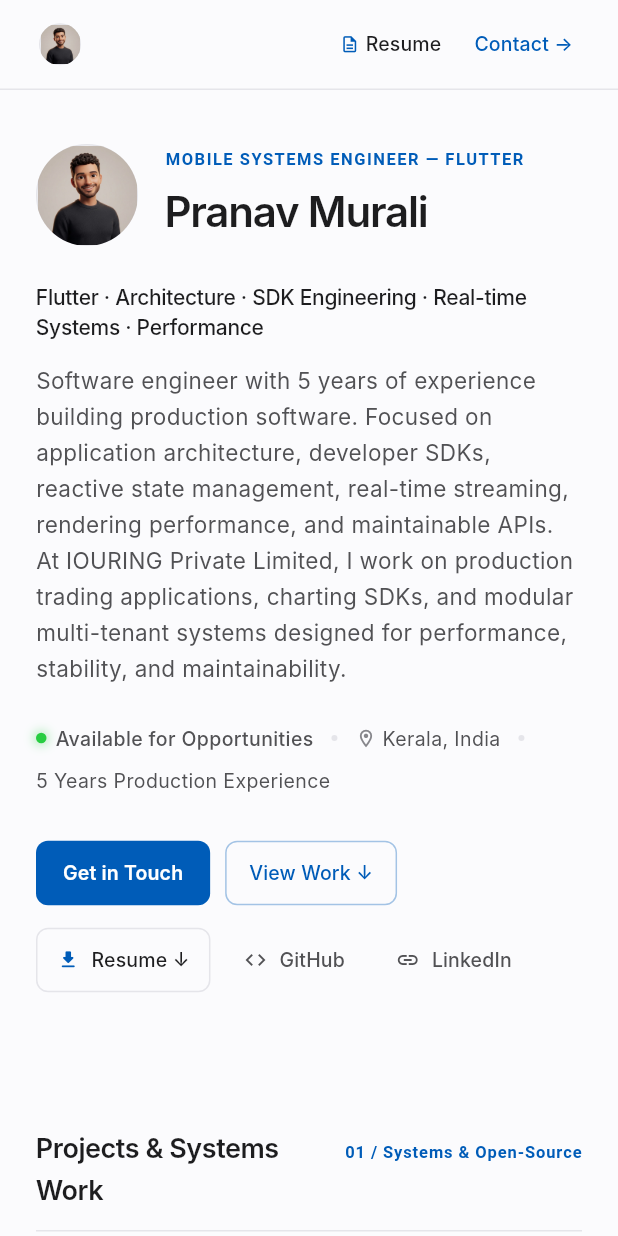
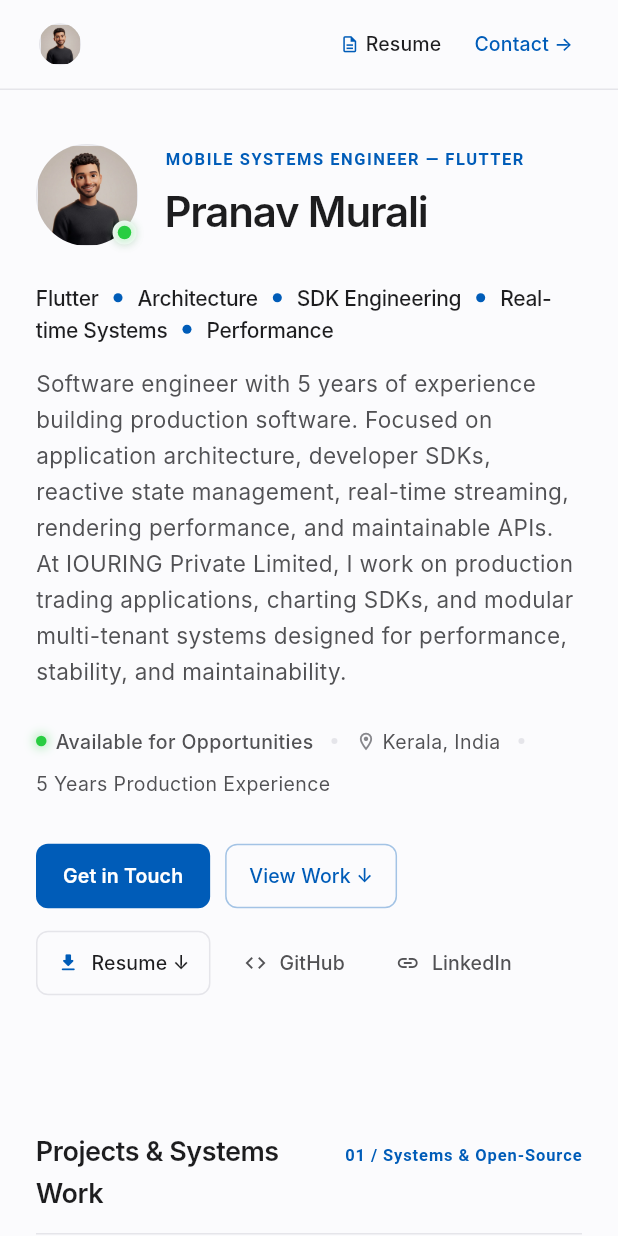
Before and after one commit to prnvmrli/prnvmrli, a Flutter app: the screen it shows after launch, on a phone screen of 412 x 824 dp. Run offline on Flutter 3.47's test engine with Material 3 defaults, Android fonts, the light colour scheme and no system bars; Roboto replaces fonts that are missing (Inter, JetBrains Mono).

Commit message:
feat: show header name on hero scroll, add aligned subtitle dots and live avatar badge

```diff
--- a/lib/portfolio/data.dart
+++ b/lib/portfolio/data.dart
@@ -4,6 +4,14 @@ const name = 'Pranav Murali';
 const role = 'Mobile Systems Engineer — Flutter';
 const location = 'Kerala, India';
 const yearsExperience = '5 Years Production Experience';
+
+const specializationPillars = [
+  'Flutter',
+  'Architecture',
+  'SDK Engineering',
+  'Real-time Systems',
+  'Performance',
+];
 
 const specialization =
     'Flutter · Architecture · SDK Engineering · Real-time Systems · Performance';
--- a/lib/portfolio/portfolio_page.dart
+++ b/lib/portfolio/portfolio_page.dart
@@ -25,8 +25,10 @@ class _PortfolioPageState extends State<PortfolioPage> {
   double? _cachedCapabilitiesY;
   double? _cachedEducationY;
   double? _cachedContactY;
+  double? _cachedHeroNameBottomY;
 
   final GlobalKey _heroKey = GlobalKey();
+  final GlobalKey _heroNameKey = GlobalKey();
   final GlobalKey _projectsKey = GlobalKey();
   final GlobalKey _experienceKey = GlobalKey();
   final GlobalKey _capabilitiesKey = GlobalKey();
@@ -47,7 +49,22 @@ class _PortfolioPageState extends State<PortfolioPage> {
 
   void _onScroll() {
     if (!_scrollController.hasClients) return;
-    final show = _scrollController.offset > 120;
+
+    final nameBox =
+        _heroNameKey.currentContext?.findRenderObject() as RenderBox?;
+    final bool show;
+    if (nameBox != null && nameBox.hasSize) {
+      // Screen Y coordinate of the bottom of the name text in the hero.
+      // Sticky header has height 60.
+      final nameBottomScreenY =
+          nameBox.localToGlobal(Offset.zero).dy + nameBox.size.height;
+      show = nameBottomScreenY <= 60;
+    } else if (_cachedHeroNameBottomY != null) {
+      show = _scrollController.offset >= (_cachedHeroNameBottomY! - 60);
+    } else {
+      show = _scrollController.offset > 110;
+    }
+
     if (show != _showStickyIdentity) {
       setState(() {
         _showStickyIdentity = show;
@@ -68,6 +85,16 @@ class _PortfolioPageState extends State<PortfolioPage> {
   }
 
   void _updateSectionPositions() {
+    final nameCtx = _heroNameKey.currentContext;
+    if (nameCtx != null) {
+      final box = nameCtx.findRenderObject() as RenderBox?;
+      if (box != null && box.hasSize) {
+        _cachedHeroNameBottomY = box.localToGlobal(Offset.zero).dy +
+            _scrollController.offset +
+            box.size.height;
+      }
+    }
+
     final pY = _getSectionAbsoluteY(_projectsKey);
     if (pY != null) _cachedProjectsY = pY;
 
@@ -257,6 +284,7 @@ class _PortfolioPageState extends State<PortfolioPage> {
                             delayMs: 0,
                             child: _HeroSection(
                               key: _heroKey,
+                              heroNameKey: _heroNameKey,
                               isMobile: isMobile,
                               onScrollToProjects: () =>
                                   _scrollTo(_projectsKey, section: 'projects'),
@@ -457,18 +485,32 @@ class _StickyHeader extends StatelessWidget {
                                 ),
                               ),
                             ),
-                            const SizedBox(width: 10),
-                            AnimatedOpacity(
-                              opacity: showIdentity || !isMobile ? 1.0 : 0.0,
-                              duration: const Duration(milliseconds: 250),
-                              child: const Text(
+                            ClipRect(
+                              child: AnimatedAlign(
+                                duration: const Duration(milliseconds: 200),
+                                curve: Curves.easeInOut,
+                                alignment: Alignment.centerLeft,
+                                widthFactor: showIdentity ? 1.0 : 0.0,
+                                child: AnimatedOpacity(
+                                  duration: const Duration(milliseconds: 200),
+                                  opacity: showIdentity ? 1.0 : 0.0,
+                                  curve: Curves.easeInOut,
+                                  child: const Padding(
+                                    padding: EdgeInsets.only(left: 10),
+                                    child: Text(
                                       name,
+                                      maxLines: 1,
+                                      softWrap: false,
+                                      overflow: TextOverflow.clip,
                                       style: TextStyle(
                                         fontFamily: 'Inter',
                                         fontSize: 14,
                                         fontWeight: FontWeight.w600,
                                         letterSpacing: -0.2,
                                         color: Palette.textPrimary,
+                                      ),
+                                    ),
+                                  ),
                                 ),
                               ),
                             ),
@@ -965,7 +1007,13 @@ class _InteractiveAvatarState extends State<_InteractiveAvatar> {
         scale: _isHovered ? 1.05 : 1.0,
         duration: const Duration(milliseconds: 220),
         curve: Curves.easeOutCubic,
-        child: AnimatedContainer(
+        child: SizedBox(
+          width: 68,
+          height: 68,
+          child: Stack(
+            clipBehavior: Clip.none,
+            children: [
+              AnimatedContainer(
                 duration: const Duration(milliseconds: 220),
                 curve: Curves.easeOutCubic,
                 width: 68,
@@ -996,6 +1044,43 @@ class _InteractiveAvatarState extends State<_InteractiveAvatar> {
                     size: 32,
                     color: Palette.textMuted,
                   ),
+                ),
+              ),
+
+              // Live Green Status Badge
+              Positioned(
+                bottom: 1,
+                right: 1,
+                child: Tooltip(
+                  message: 'Available for Opportunities',
+                  child: Container(
+                    width: 16,
+                    height: 16,
+                    decoration: BoxDecoration(
+                      shape: BoxShape.circle,
+                      color: Palette.surface,
+                      border: Border.all(
+                        color: Palette.canvasBase,
+                        width: 2.5,
+                      ),
+                      boxShadow: [
+                        BoxShadow(
+                          color: Colors.black.withValues(alpha: 0.08),
+                          blurRadius: 4,
+                          offset: const Offset(0, 1),
+                        ),
+                      ],
+                    ),
+                    child: const Center(
+                      child: StatusPulseDot(
+                        size: 9,
+                        color: Color(0xFF28CD41),
+                      ),
+                    ),
+                  ),
+                ),
+              ),
+            ],
           ),
         ),
       ),
@@ -1066,6 +1151,7 @@ class _ProjectSourceLinkState extends State<_ProjectSourceLink> {
 // ---------------------------------------------------------------------------
 class _HeroSection extends StatelessWidget {
   final bool isMobile;
+  final GlobalKey? heroNameKey;
   final VoidCallback onScrollToProjects;
   final VoidCallback onScrollToContact;
   final VoidCallback onDownloadResume;
@@ -1075,6 +1161,7 @@ class _HeroSection extends StatelessWidget {
   const _HeroSection({
     super.key,
     required this.isMobile,
+    this.heroNameKey,
     required this.onScrollToProjects,
     required this.onScrollToContact,
     required this.onDownloadResume,
@@ -1110,6 +1197,7 @@ class _HeroSection extends StatelessWidget {
                   const SizedBox(height: 4),
                   Text(
                     name,
+                    key: heroNameKey,
                     style: TextStyle(
                       fontFamily: 'Inter',
                       fontSize: isMobile ? 28 : 34,
@@ -1127,15 +1215,36 @@ class _HeroSection extends StatelessWidget {
         const SizedBox(height: 24),
 
         // Specialization line
-        Text(
-          specialization,
+        Text.rich(
+          TextSpan(
             style: TextStyle(
               fontFamily: 'Inter',
               fontSize: isMobile ? 14 : 15,
               fontWeight: FontWeight.w500,
               letterSpacing: -0.2,
               color: Palette.textPrimary,
-            height: 1.45,
+              height: 1.5,
+            ),
+            children: [
+              for (int i = 0; i < specializationPillars.length; i++) ...[
+                if (i > 0)
+                  WidgetSpan(
+                    alignment: PlaceholderAlignment.middle,
+                    child: Container(
+                      width: 6,
+                      height: 6,
+                      margin: const EdgeInsets.symmetric(horizontal: 10),
+                      decoration: const BoxDecoration(
+                        shape: BoxShape.circle,
+                        color: Palette.accent,
+                      ),
+                    ),
+                  ),
+                TextSpan(
+                  text: specializationPillars[i],
+                ),
+              ],
+            ],
           ),
         ),
 
```
Also changed, not shown: 1 other file. Lines whose indentation alone changed are shown as unchanged.
